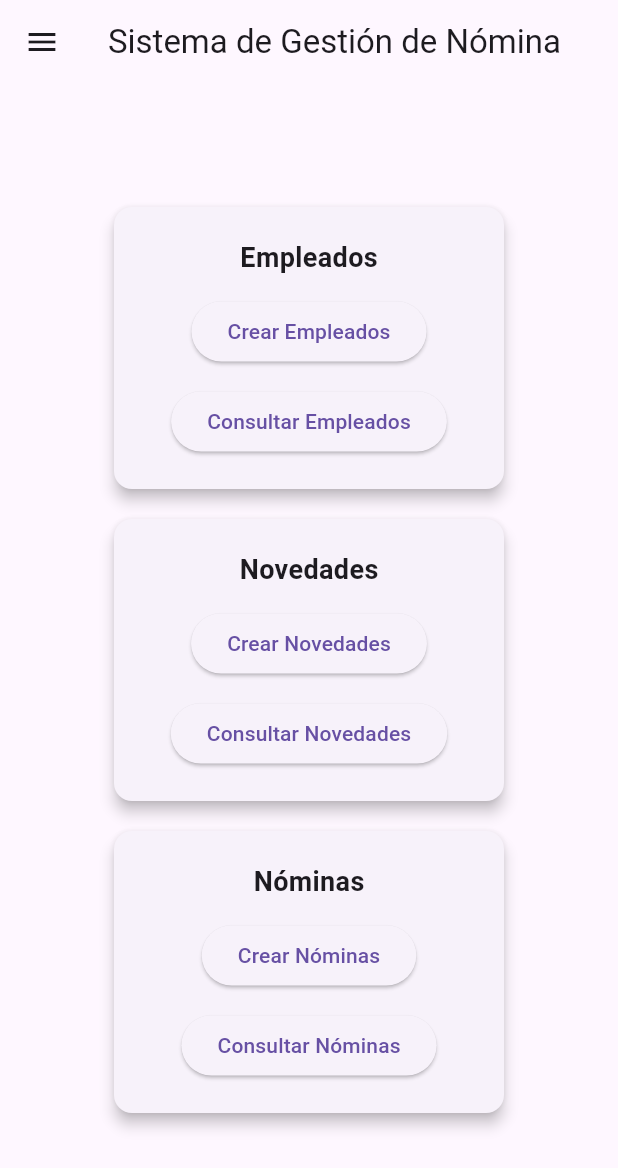
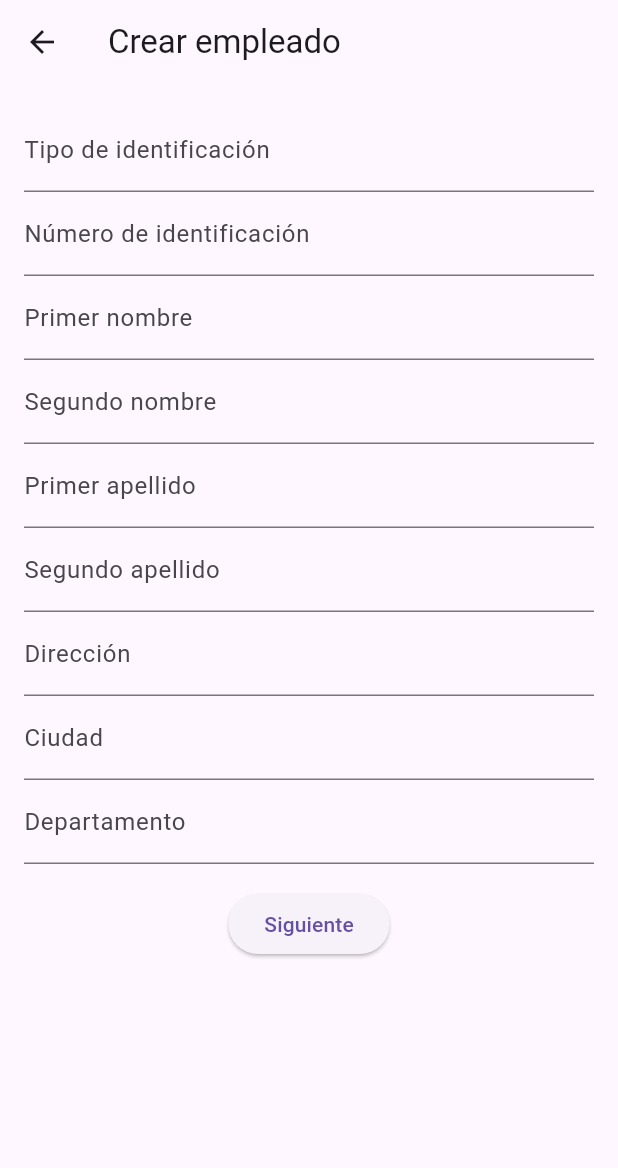
Before and after one commit to mariofhdez/proyecto-sena-mobile, a Flutter app: the screen it shows after launch, after a tap on an icon or button, on a phone screen of 412 x 824 dp. Shown: the top 1168 px of the screen. Run offline on Flutter 3.47's test engine with Material 3 defaults, Android fonts, the phone set to English and light mode, and no system bars.

Commit message:
Se modifica la nomenclatura de los archivos de las screens. se crea una segunda screen encargada de la gestión de la creación de empleados. se incluye la nueva screen en las rutas de la app.

```diff
--- a/lib/main.dart
+++ b/lib/main.dart
@@ -1,5 +1,6 @@
 import 'package:flutter/material.dart';
-import 'package:sena_mobile/screens/homeScreen.dart';
+import 'package:sena_mobile/screens/create_employee_screen.dart';
+import 'package:sena_mobile/screens/home_screen.dart';
 
 void main() {
   runApp(const MyApp());
@@ -13,9 +14,9 @@ class MyApp extends StatelessWidget {
     return MaterialApp(
       title: 'Sistema de Gestión de Nómina',
       home: HomeScreen(),
-      // routes:{
-      //   '/': (context) => const HomeScreen(),
-      // }
+      routes:{
+        '/create-employee': (context) => const CreateEmployeeScreen(),
+      }
     );
   }
 }
--- /dev/null
+++ b/lib/screens/create_employee_screen.dart
@@ -0,0 +1,81 @@
+import 'package:flutter/material.dart';
+
+class CreateEmployeeScreen extends StatefulWidget {
+  const CreateEmployeeScreen();
+
+  @override
+  _CreateEmployeeScreenState createState() => _CreateEmployeeScreenState();
+}
+
+class _CreateEmployeeScreenState extends State<CreateEmployeeScreen> {
+  final TextEditingController _identificationType = TextEditingController();
+  final TextEditingController _identificationNumber = TextEditingController();
+  final TextEditingController _firstName = TextEditingController();
+  final TextEditingController _secondName = TextEditingController();
+  final TextEditingController _lastName = TextEditingController();
+  final TextEditingController _secondLastName = TextEditingController();
+  final TextEditingController _address = TextEditingController();
+  final TextEditingController _city = TextEditingController();
+  final TextEditingController _department = TextEditingController();
+
+  @override
+  Widget build(BuildContext) {
+    return Scaffold(
+      appBar: AppBar(title: Text('Crear empleado')),
+      body: Padding(
+        padding: const EdgeInsets.all(16),
+        child: SingleChildScrollView(
+          child: Column(
+            children: <Widget>[
+              TextField(
+                controller: _identificationType,
+                decoration: InputDecoration(
+                  label: Text('Tipo de identificación'),
+                ),
+              ),
+              TextField(
+                controller: _identificationNumber,
+                decoration: InputDecoration(
+                  label: Text('Número de identificación'),
+                ),
+              ),
+              TextField(
+                controller: _firstName,
+                decoration: InputDecoration(label: Text('Primer nombre')),
+              ),
+              TextField(
+                controller: _secondName,
+                decoration: InputDecoration(label: Text('Segundo nombre')),
+              ),
+              TextField(
+                controller: _lastName,
+                decoration: InputDecoration(label: Text('Primer apellido')),
+              ),
+              TextField(
+                controller: _secondLastName,
+                decoration: InputDecoration(label: Text('Segundo apellido')),
+              ),
+              TextField(
+                controller: _address,
+                decoration: InputDecoration(label: Text('Dirección')),
+              ),
+              TextField(
+                controller: _city,
+                decoration: InputDecoration(label: Text('Ciudad')),
+              ),
+              TextField(
+                controller: _department,
+                decoration: InputDecoration(label: Text('Departamento')),
+              ),
+              SizedBox(height: 16),
+              ElevatedButton(
+                onPressed: () => print("siguiente"),
+                child: Text("Siguiente"),
+              ),
+            ],
+          ),
+        ),
+      ),
+    );
+  }
+}
```
Also changed, not shown: lib/screens/home_screen.dart (renamed from lib/screens/homeScreen.dart).
